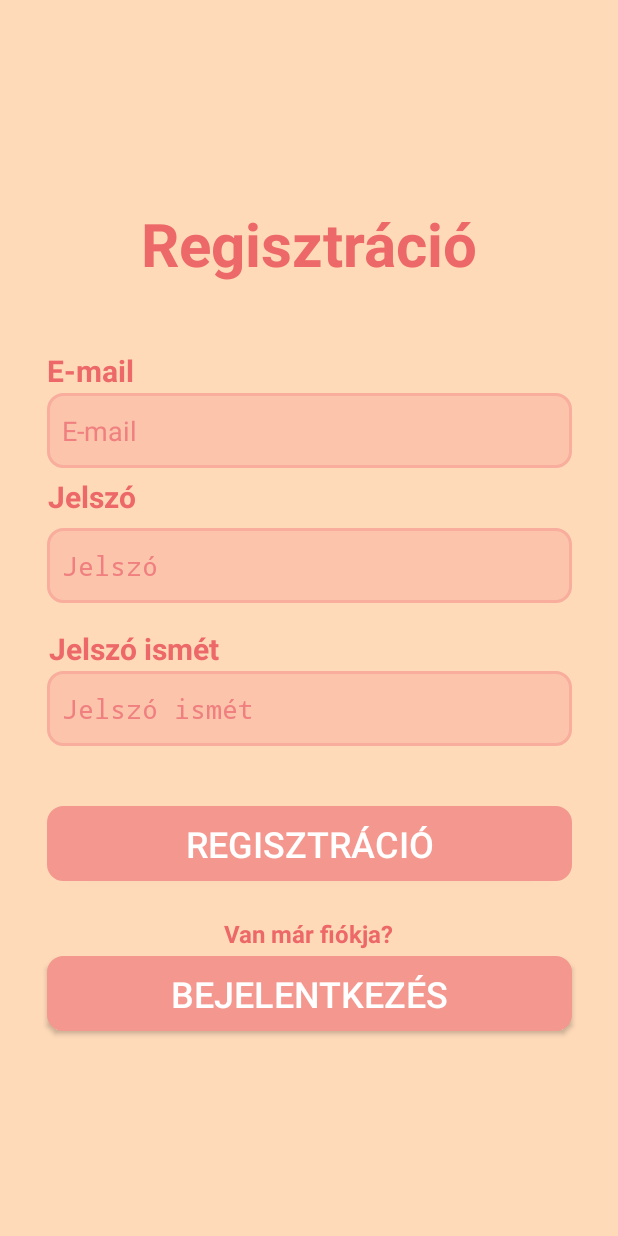
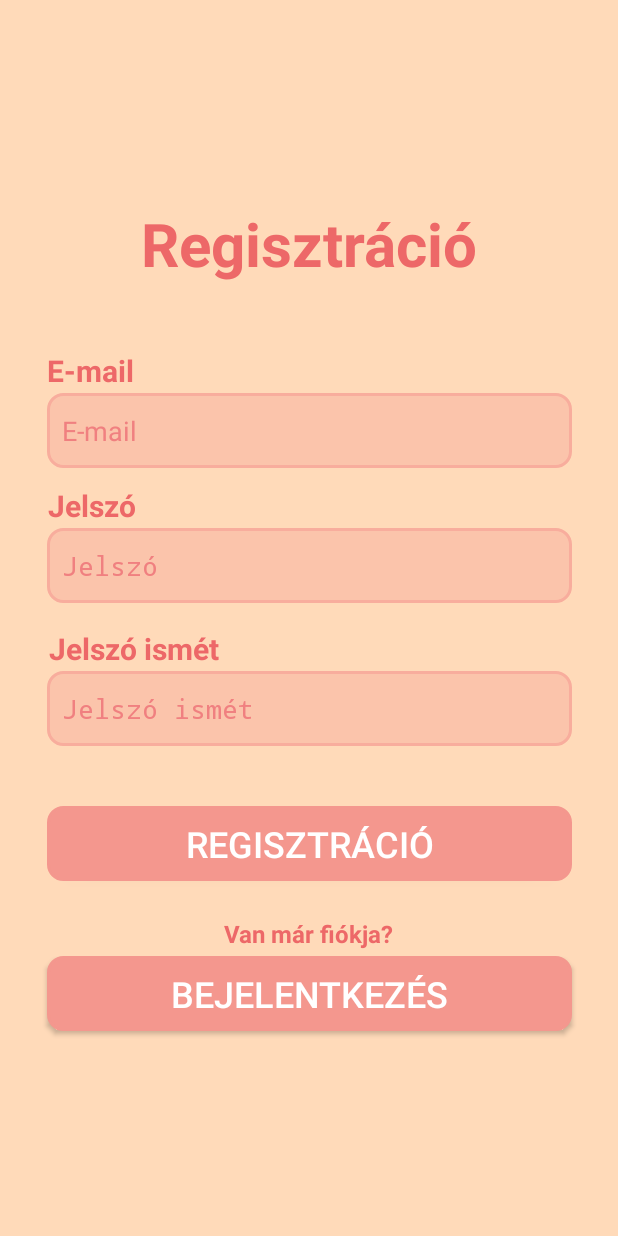
Before and after one commit to GrGadam/MukoromWebshop, an Android app: the RegisterActivity screen opened directly, with no data from a screen before it, on a phone screen of 412 x 824 dp. Run offline under Robolectric (Android 15) with nearby library versions, the phone set to English and light mode, and no system bars; our stand-ins replace Firebase (no records; nobody signed in at launch, a user with empty details on screens opened directly).

Commit message:
small fixes

```diff
--- a/app/src/main/res/layout-land/activity_register.xml
+++ b/app/src/main/res/layout-land/activity_register.xml
@@ -41,6 +41,7 @@
         app:layout_constraintTop_toTopOf="parent" />
 
     <TextView
+        android:id="@+id/passwordAgainTextView"
         android:layout_width="wrap_content"
         android:layout_height="wrap_content"
         android:layout_marginTop="30sp"
@@ -74,6 +75,7 @@
         app:layout_constraintTop_toTopOf="parent" />
 
     <TextView
+        android:id="@+id/passwordTextView"
         android:layout_width="wrap_content"
         android:layout_height="wrap_content"
         android:layout_marginEnd="290dp"
@@ -107,6 +109,7 @@
         app:layout_constraintTop_toTopOf="parent" />
 
     <TextView
+        android:id="@+id/emailTextView"
         android:layout_width="wrap_content"
         android:layout_height="wrap_content"
         android:layout_marginEnd="291dp"
@@ -138,6 +141,7 @@
         app:layout_constraintTop_toTopOf="parent" />
 
     <TextView
+        android:id="@+id/loginTextView"
         android:layout_width="wrap_content"
         android:layout_height="wrap_content"
         android:layout_marginTop="280sp"
--- a/app/src/main/res/layout/activity_register.xml
+++ b/app/src/main/res/layout/activity_register.xml
@@ -95,8 +95,8 @@
         android:id="@+id/passwordTextView"
         android:layout_width="wrap_content"
         android:layout_height="wrap_content"
-        android:layout_marginEnd="270dp"
-        android:layout_marginBottom="294sp"
+        android:layout_marginEnd="290dp"
+        android:layout_marginBottom="150sp"
         android:text="@string/password"
         android:textColor="@color/pastel5"
         android:textSize="20sp"
@@ -104,10 +104,8 @@
         android:typeface="normal"
         app:layout_constraintBottom_toBottomOf="parent"
         app:layout_constraintEnd_toEndOf="parent"
-        app:layout_constraintHorizontal_bias="0.382"
         app:layout_constraintStart_toStartOf="parent"
-        app:layout_constraintTop_toTopOf="parent"
-        app:layout_constraintVertical_bias="0.631" />
+        app:layout_constraintTop_toTopOf="parent" />
 
     <EditText
         android:id="@+id/passwordAgainEditText"
@@ -144,7 +142,7 @@
         app:layout_constraintTop_toTopOf="parent" />
 
     <TextView
-        android:id="@+id/haveAccountTextView"
+        android:id="@+id/loginTextView"
         android:layout_width="wrap_content"
         android:layout_height="wrap_content"
         android:text="@string/haveAccount"
```
